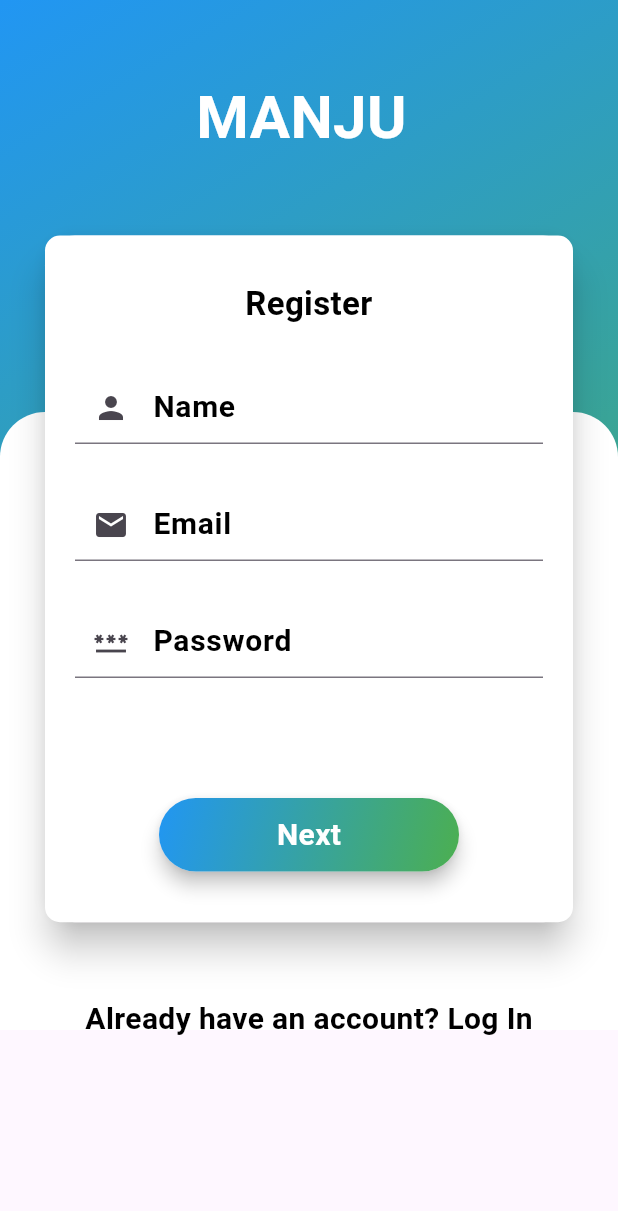
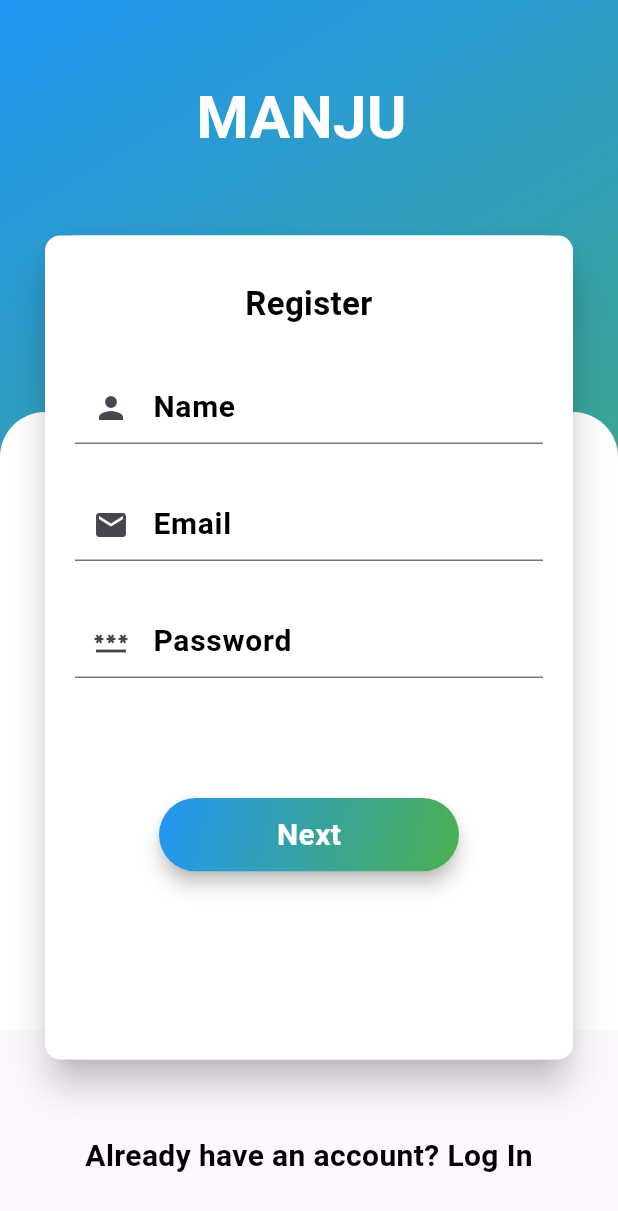
Before and after one commit to nimajneben/CS-Diner-dept, a Flutter app: the screen it shows after launch, on a phone screen of 412 x 824 dp. Shown: the top 1211 px of the screen. Run offline on Flutter 3.47's test engine with Material 3 defaults, Android fonts, the phone set to English and light mode, and no system bars; our stand-ins replace cloud_firestore, curved_navigation_bar, firebase_auth, firebase_core; missing offline and left inert: dart:ffi; accounts and stored records are empty.

Commit message:
Fixed the overflowing issue

```diff
--- a/lib/pages/signup.dart
+++ b/lib/pages/signup.dart
@@ -5,6 +5,7 @@
 import 'package:firebase_auth/firebase_auth.dart';
 import 'package:flutter/cupertino.dart';
 import 'package:flutter/material.dart';
+import 'package:flutter/material.dart%20';
 import 'package:flutter/widgets.dart';
 import 'package:manju_restaurant/pages/bottomnav.dart';
 
@@ -130,7 +131,8 @@
                   ),
 
                   //need a logo or something nice for the login page
-                  Container(
+                  SingleChildScrollView(
+                    child: Container(
                       margin: EdgeInsets.only(top: 50, left: 30, right: 30),
                       child: Column(
 
@@ -154,14 +156,13 @@
 
                                      */
                           SizedBox(height: 50,),
-                        SingleChildScrollView(
-                          child: Material(
+                          Material(
                             elevation: 10,
                             borderRadius: BorderRadius.circular(20),
                             child: Container(
                               padding: EdgeInsets.only(left: 20, right: 20),
                               width: MediaQuery.of(context).size.width,
-                              height: MediaQuery.of(context).size.height/1.8,
+                              height: MediaQuery.of(context).size.height/1.5,
                               decoration: BoxDecoration(
                                   color: Colors.white,
                                   borderRadius: BorderRadius.circular(10)
@@ -276,7 +277,6 @@
 
                             ),
                           ),
-                        ),
                           SizedBox(height: 50,),
                           GestureDetector(
                             onTap:(){
@@ -289,6 +289,7 @@
                           ),
                         ],
                       ),
+                    ),
                   )
                 ]
             ),
```
Lines whose indentation alone changed are shown as unchanged.
